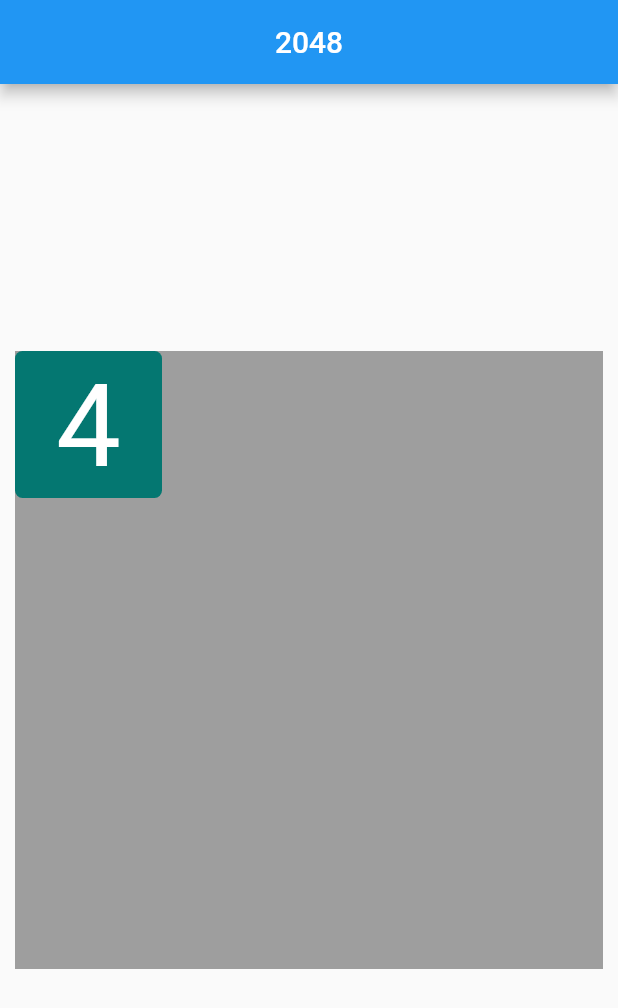
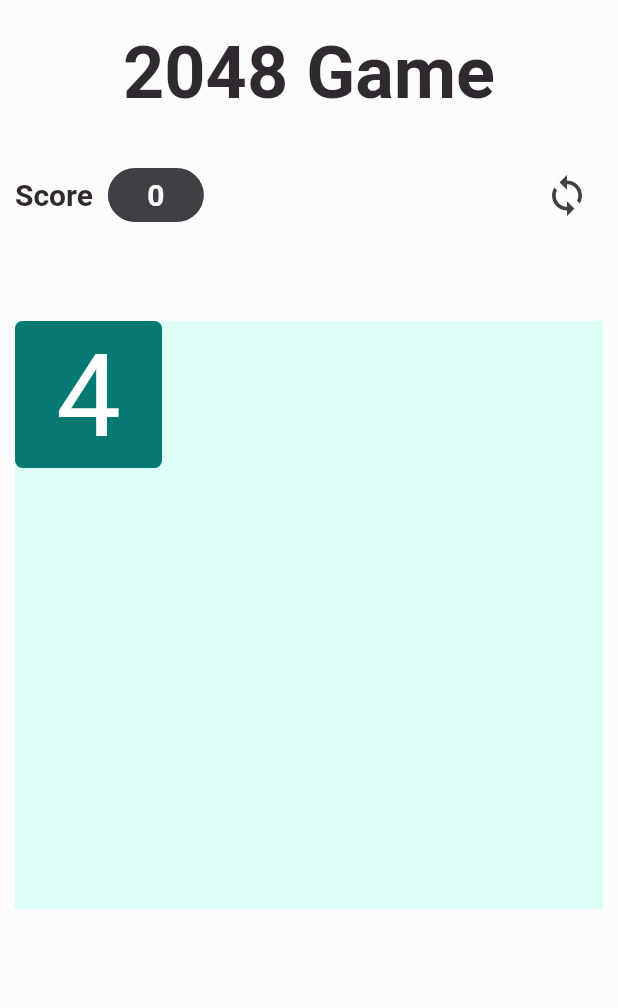
Before and after one commit to EngrTAHAR-Noureddine/2048Game, a Flutter app: the screen it shows after launch, on a phone screen of 412 x 824 dp. Shown: the top 1008 px of the screen. Run offline on Flutter 3.47's test engine with Material 2 defaults, Android fonts, the phone set to English and light mode, and no system bars; our stand-ins replace flutter_redux, redux.

Commit message:
update a view and add button to reset the game and show interface if game is over or not

```diff
--- a/lib/redux/action/Movement.dart
+++ b/lib/redux/action/Movement.dart
@@ -1,6 +1,6 @@
 
 // ignore: constant_identifier_names
-enum Move {LEFT, RIGHT ,UP, DOWN,STILL}
+enum Move {LEFT, RIGHT ,UP, DOWN,STILL,INIT}
 
 
 class ActionModel {
--- a/lib/redux/reducer/MovementReducer.dart
+++ b/lib/redux/reducer/MovementReducer.dart
@@ -6,28 +6,27 @@ import '../state/MovementState.dart';
 
 MovementState movementReducer(MovementState state, dynamic action) {
 
-  MovementState newState = state;
-
   switch (action.type) {
 
     case Move.UP:
-
       return GameAction().moveToUp(state);
 
     case Move.RIGHT:
-
       return GameAction().moveToRight(state);
 
     case Move.DOWN:
-
       return GameAction().moveToDown(state);
 
+
     case Move.LEFT:
-
       return GameAction().moveToLeft(state);
 
+
+    case Move.INIT :
+      return GameAction().initGame(state);
+
     default:
-      return newState;
+      return state;
   }
 
 
--- a/lib/redux/state/MovementState.dart
+++ b/lib/redux/state/MovementState.dart
@@ -8,5 +8,4 @@ class MovementState{
   MovementState({required this.board});
 
   factory MovementState.initial() => MovementState(board: Board(firstRow: [0,0,0,0] , fourthRow: [0,0,0,0], secondRow: [0,0,0,0] ,thirdRow: [0,0,0,0]));
-
 }
--- a/lib/ui/view/GameHome.dart
+++ b/lib/ui/view/GameHome.dart
@@ -4,6 +4,8 @@ import 'package:game2048/redux/action/Movement.dart';
 import 'package:game2048/redux/state/MainState.dart';
 import 'package:game2048/ui/component/CardNumber.dart';
 
+import '../../constant/custom_color.dart';
+import '../../controller/GameController.dart';
 import '../../model/Board.dart';
 
 class GameHome extends StatelessWidget {
@@ -15,56 +17,146 @@ class GameHome extends StatelessWidget {
 
 
     return Scaffold(
-      appBar: AppBar(
-        title: const Text("2048",),
-        centerTitle: true,
-      ),
-
-      body:StoreConnector<MainState, dynamic>(
+      backgroundColor: backgroundColor,
+      body:SafeArea(
+        child: Container(
+          padding: const EdgeInsets.symmetric(vertical: 20),
+          child: Center(
+            child: StoreConnector<MainState, dynamic>(
               converter: (store) => store,
               builder: (context,  store) {
 
-          return  Center(
-            child: Padding(
+
+
+                return  Column(
+                  children: [
+                    _header(store),
+
+                    Padding(
                       padding: const EdgeInsets.all(10.0),
                       child: Container(
-                color: Colors.grey,
-                height:  MediaQuery.of(context).size.width,
-                width:  MediaQuery.of(context).size.width,
+                        color: boardColor,
+                        height:  MediaQuery.of(context).size.width - 20,
+                        width:  MediaQuery.of(context).size.width - 20,
 
-                child: GestureDetector(
+                        child: Stack(
+                          children: [
+                            GestureDetector(
                               behavior: HitTestBehavior.opaque,
                               onHorizontalDragEnd: (DragEndDetails d) {
+
+
                                 if (d.primaryVelocity! > 0) {
+                                  GameController().oldBoard = store.state.movementState.board;
                                   ActionModel actionModel = ActionModel(type: Move.RIGHT);
                                   store.dispatch(actionModel);
                                 } else {
+                                  GameController().oldBoard = store.state.movementState.board;
                                   ActionModel actionModel = ActionModel(type: Move.LEFT);
                                   store.dispatch(actionModel);
                                 }
+
                               },
                               onVerticalDragEnd: (DragEndDetails d) {
+
+
+
                                 if (d.primaryVelocity! > 0) {
+                                  GameController().oldBoard = store.state.movementState.board;
                                   ActionModel actionModel = ActionModel(type: Move.DOWN);
                                   store.dispatch(actionModel);
                                 } else {
+                                  GameController().oldBoard = store.state.movementState.board;
                                   ActionModel actionModel = ActionModel(type: Move.UP);
                                   store.dispatch(actionModel);
                                 }
+
                               },
                               child: const GameGrid(),
+                            ),
+
+                            (GameController().gameOver)?
+                                  Container(
+                                    color: Colors.white.withOpacity(0.8),
+                                    child: Center(
+                                      child:  Column(
+                                        mainAxisAlignment: MainAxisAlignment.center,
+                                        children: [
+                                          const Text('Game Over' ,style: TextStyle(color: headerColor,fontSize: 48 , fontWeight: FontWeight.bold), ),
+                                          Text('${GameController().scoreGame}' ,style: const TextStyle(color: headerColor,fontSize: 48 , fontWeight: FontWeight.bold), ),
+                                        ],
+                                      ),
+                                    ),
+                                  ):
+                                  Container()
+                          ],
                         ),
 
 
                       ),
                     ),
+                  ],
                 );
               }
 
             ),
+          ),
+        ),
+      ),
 
     );
   }
+
+
+  Widget _header(dynamic store){
+    return Container(
+      width: double.infinity,
+      padding: const EdgeInsets.symmetric(horizontal: 10),
+      margin: const EdgeInsets.only(bottom: 50),
+      child:  Column(
+        mainAxisAlignment: MainAxisAlignment.spaceBetween,
+        children:  [
+          const Text('2048 Game' ,style: TextStyle(color: headerColor,fontSize: 48 , fontWeight: FontWeight.bold), ),
+          const SizedBox(height: 30,width: 10,),
+          Row(
+            mainAxisAlignment: MainAxisAlignment.spaceBetween,
+            children: [
+              Row(
+                children: [
+                  const Text('Score  ' ,style: TextStyle(color: headerColor,fontSize: 20 , fontWeight: FontWeight.bold), ),
+                  ElevatedButton(
+                      onPressed: null,
+                      style: ButtonStyle(
+                        backgroundColor: MaterialStateProperty.all<Color>(
+                            textColor
+                        ),
+                          shape: MaterialStateProperty.all<RoundedRectangleBorder>(
+                              RoundedRectangleBorder(
+                                  borderRadius: BorderRadius.circular(18.0),
+                              )
+                          )
+                      ),
+                      child: Text('${GameController().scoreGame}' ,style: const TextStyle(color: backgroundColor,fontSize: 20 , fontWeight: FontWeight.bold), ),
+                  )
+                ],
+              ),
+
+               IconButton(
+                onPressed: (){
+                  ActionModel actionModel = ActionModel(type: Move.INIT);
+                  store.dispatch(actionModel);
+                },
+                icon: const Icon(Icons.loop,size: 30,),
+                color: textColor,
+
+              ),
+            ],
+          )
+        ],
+      ),
+    );
+  }
+
 }
 
 class GameGrid extends StatelessWidget{
@@ -79,7 +171,10 @@ class GameGrid extends StatelessWidget{
        converter: (store) => store.state.movementState.board,
        builder: (context,  board) {
 
-         return ListView(
+         return SafeArea(
+           child: Column(
+             mainAxisAlignment: MainAxisAlignment.spaceBetween,
+             crossAxisAlignment: CrossAxisAlignment.center,
              children: [
                Row(children: List.generate(board.firstRow.length, (index) => cardNumber(number: board.firstRow[index], side: side)),),
 
@@ -89,6 +184,7 @@ class GameGrid extends StatelessWidget{
 
                Row(children: List.generate(board.fourthRow.length, (index) => cardNumber(number: board.fourthRow[index], side: side)),)
              ],
+           ),
          );
 
        });
```
Lines whose indentation alone changed are shown as unchanged.
